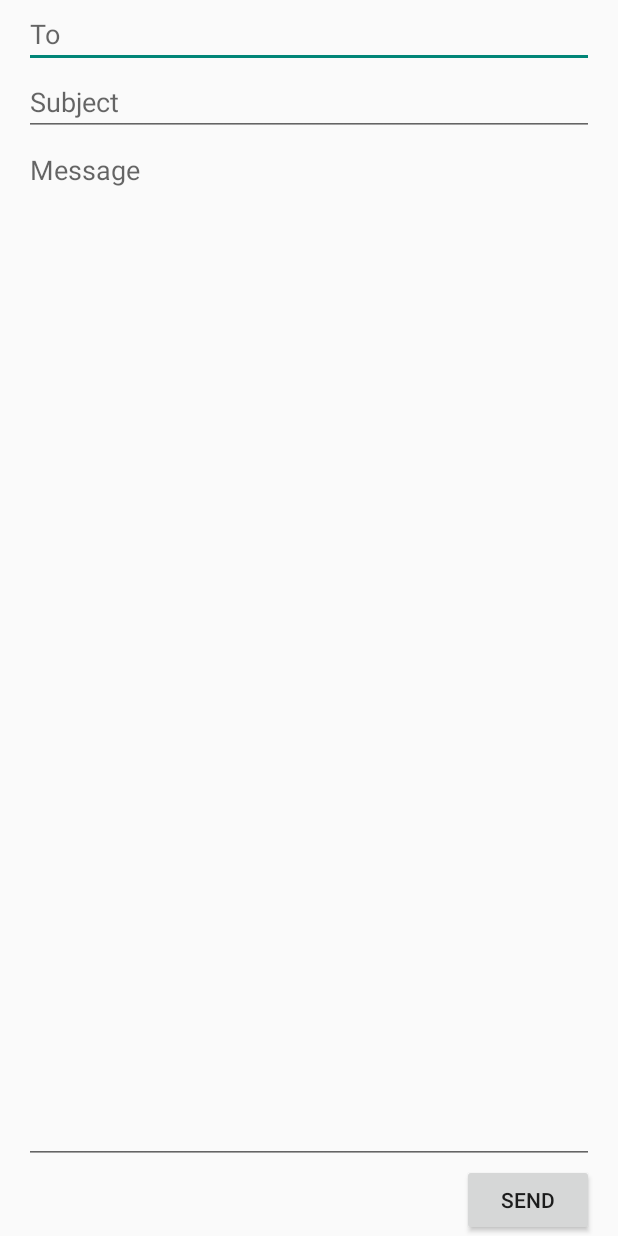
After one commit to shoaibk/Android-Patterns, an Android app: the layout fill_remaining_vertical2.xml on its own in the app's theme, with its tools: preview values and no code run, on a phone screen of 412 x 824 dp. The commit adds this screen. Run offline under Robolectric (Android 15) with nearby library versions, the phone set to English and light mode, and no system bars.

Commit message:
Add LayoutDemo project

```diff
--- /dev/null
+++ b/Projects/LayoutDemo/app/src/main/res/layout/fill_remaining_vertical2.xml
@@ -0,0 +1,27 @@
+<?xml version="1.0" encoding="utf-8"?>
+<LinearLayout xmlns:android="http://schemas.android.com/apk/res/android"
+    android:layout_width="match_parent"
+    android:layout_height="match_parent"
+    android:paddingLeft="16dp"
+    android:paddingRight="16dp"
+    android:orientation="vertical" >
+    <EditText
+        android:layout_width="match_parent"
+        android:layout_height="wrap_content"
+        android:hint="To" />
+    <EditText
+        android:layout_width="match_parent"
+        android:layout_height="wrap_content"
+        android:hint="Subject" />
+    <EditText
+        android:layout_width="match_parent"
+        android:layout_height="0dp"
+        android:layout_weight="1"
+        android:gravity="top"
+        android:hint="Message" />
+    <Button
+        android:layout_width="wrap_content"
+        android:layout_height="wrap_content"
+        android:layout_gravity="right"
+        android:text="Send" />
+</LinearLayout>
```
Also changed, not shown: Projects/LayoutDemo/app/src/main/res/layout/fill_remaining_horizontal.xml (+12 -10 lines), Projects/LayoutDemo/app/src/main/res/layout/fill_remaining_vertical.xml (+10 -12 lines), Projects/LayoutDemo/app/src/main/res/layout/frame_layout1.xml (added, +31 -0 lines), Projects/LayoutDemo/app/src/main/res/layout/relative1.xml (added, +34 -0 lines), Projects/LayoutDemo/app/src/main/res/layout/relative_list_row_2_with_image.xml (added, +38 -0 lines), Projects/LayoutDemo/app/src/main/res/layout/relative_list_row_with_image_and_action.xml (added, +49 -0 lines).
